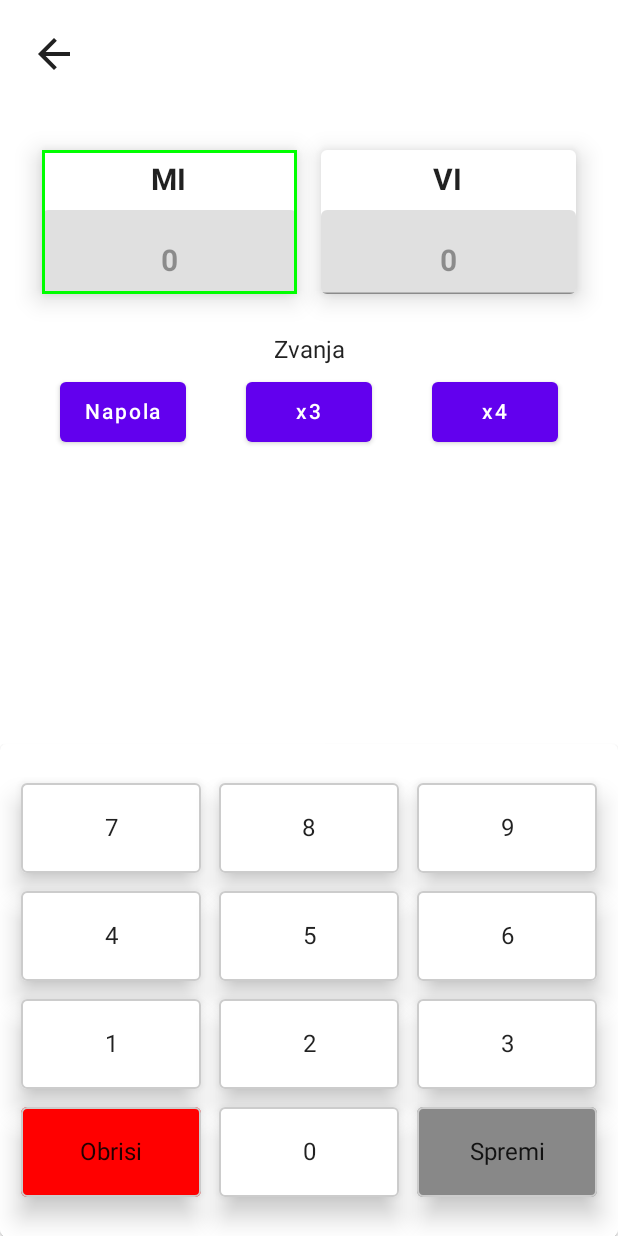
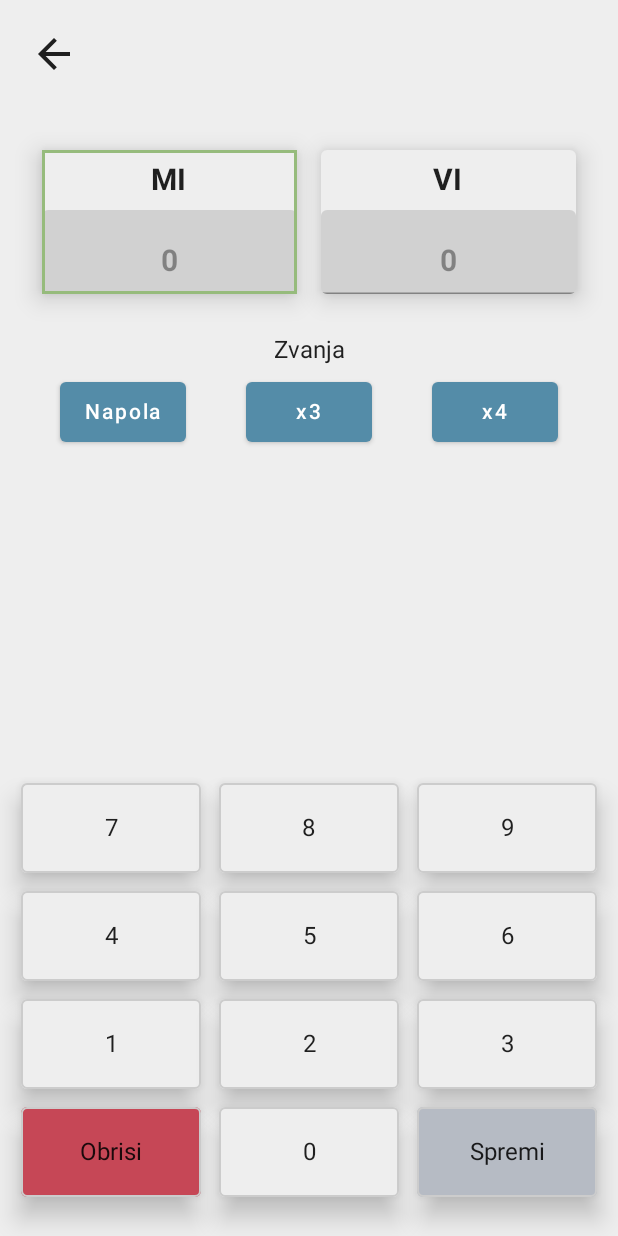
Before and after one commit to Premelc/treseta-blok, an Android app built with Jetpack Compose: the screen it shows after launch (MainActivity), after a tap on "Dodaj novu partiju", on a phone screen of 412 x 824 dp. Run offline under Robolectric (Android 15) with nearby library versions, the light colour scheme and no system bars; our stand-ins replace Room's generated code; libraries missing offline, so code that uses them is left out: com.chuckerteam.chucker, com.jakewharton.retrofit2; 4 statements that could not run were skipped.

Commit message:
Add dark and light theme colors

```diff
--- a/app/src/main/java/com/premelc/templateproject/domain/gameCalculator/GameCalculatorContent.kt
+++ b/app/src/main/java/com/premelc/templateproject/domain/gameCalculator/GameCalculatorContent.kt
@@ -47,6 +47,7 @@ import com.premelc.templateproject.domain.gameCalculator.GameCalculatorInteracti
 import com.premelc.templateproject.domain.gameCalculator.GameCalculatorInteraction.TapOnSaveButton
 import com.premelc.templateproject.domain.gameCalculator.GameCalculatorInteraction.TapOnCallButton
 import com.premelc.templateproject.domain.gameCalculator.GameCalculatorInteraction.TapOnTeamCard
+import com.premelc.templateproject.ui.theme.ColorPalette
 import com.premelc.templateproject.uiComponents.CallsList
 import com.premelc.templateproject.uiComponents.animatePlacement
 import org.koin.androidx.compose.koinViewModel
@@ -170,7 +171,7 @@ private fun RowScope.TeamPointCard(
     Box(
         modifier = Modifier
             .padding(8.dp)
-            .border(2.dp, if (isSelected) Color.Green else Color.Transparent)
+            .border(2.dp, if (isSelected) ColorPalette.mossGreen else Color.Transparent)
             .weight(1f),
         contentAlignment = Alignment.Center,
     ) {
@@ -221,9 +222,6 @@ private fun BuiltInNumPad(
     isSaveButtonEnabled: Boolean,
     onInteraction: (GameCalculatorInteraction) -> Unit,
 ) {
-    Card(
-        modifier = Modifier.wrapContentSize()
-    ) {
     Column(
         Modifier
             .fillMaxWidth()
@@ -265,16 +263,16 @@ private fun BuiltInNumPad(
         Row {
             NumberField(
                 text = "Obrisi",
-                    backgroundColor = Color.Red,
+                backgroundColor = ColorPalette.richRed,
                 onClick = { onInteraction(TapOnDeleteButton) })
             NumberField(
                 text = "0",
                 onClick = { onInteraction(TapOnNumberButton(0)) })
             NumberField(
                 text = "Spremi",
-                    backgroundColor = if (isSaveButtonEnabled) Color.Green else Color.Gray,
-                    onClick = { if (isSaveButtonEnabled) onInteraction(TapOnSaveButton) })
-            }
+                backgroundColor = if (isSaveButtonEnabled) ColorPalette.coolGreen else ColorPalette.neutralGray,
+                isEnabled = isSaveButtonEnabled,
+                onClick = { onInteraction(TapOnSaveButton) })
         }
     }
 }
@@ -282,7 +280,8 @@ private fun BuiltInNumPad(
 @Composable
 private fun RowScope.NumberField(
     text: String,
-    backgroundColor: Color = MaterialTheme.colors.surface,
+    backgroundColor: Color = MaterialTheme.colors.background,
+    isEnabled: Boolean = true,
     onClick: () -> Unit = {}
 ) {
     Card(
@@ -292,14 +291,14 @@ private fun RowScope.NumberField(
             .weight(1f)
             .padding(6.dp)
             .heightIn(60.dp)
-            .clickable { onClick() },
+            .clickable(enabled = isEnabled) { onClick() },
         backgroundColor = backgroundColor,
     ) {
         Column(
             verticalArrangement = Arrangement.Center,
             horizontalAlignment = Alignment.CenterHorizontally
         ) {
-            Text(text = text)
+            Text(text)
         }
     }
 }
--- a/app/src/main/java/com/premelc/templateproject/domain/tresetaGame/TresetaGameContent.kt
+++ b/app/src/main/java/com/premelc/templateproject/domain/tresetaGame/TresetaGameContent.kt
@@ -74,7 +74,7 @@ internal fun TresetaGameContent(
                 modifier = Modifier
                     .padding(horizontal = 4.dp, vertical = 8.dp)
                     .fillMaxWidth(),
-                color = MaterialTheme.colors.onSurface
+                color = MaterialTheme.colors.onBackground
             )
             Row(
                 modifier = Modifier.fillMaxWidth(),
@@ -95,7 +95,7 @@ internal fun TresetaGameContent(
                 modifier = Modifier
                     .padding(horizontal = 4.dp, vertical = 8.dp)
                     .fillMaxWidth(),
-                color = MaterialTheme.colors.onSurface
+                color = MaterialTheme.colors.onBackground
             )
             Button(
                 modifier = Modifier
@@ -149,7 +149,7 @@ internal fun ColumnScope.PointListColumn(
                 modifier = Modifier
                     .padding(horizontal = 4.dp, vertical = 8.dp)
                     .fillMaxWidth(),
-                color = MaterialTheme.colors.onSurface
+                color = MaterialTheme.colors.onBackground
             )
         }
         if (viewState.rounds.isEmpty()) {
@@ -158,7 +158,7 @@ internal fun ColumnScope.PointListColumn(
                 textAlign = TextAlign.Center,
                 text = "Nije odigrana nijedna partija, pritisnite gumb za dodavanje partije",
                 style = Typography.body1,
-                color = MaterialTheme.colors.onSurface.copy(alpha = 0.7f)
+                color = MaterialTheme.colors.onBackground.copy(alpha = 0.7f)
             )
         } else {
             Box(Modifier.weight(1f)) {
--- a/app/src/main/java/com/premelc/templateproject/ui/theme/Color.kt
+++ /dev/null
@@ -1,8 +0,0 @@
-package com.premelc.templateproject.ui.theme
-
-import androidx.compose.ui.graphics.Color
-
-val Purple200 = Color(0xFFBB86FC)
-val Purple500 = Color(0xFF6200EE)
-val Purple700 = Color(0xFF3700B3)
-val Teal200 = Color(0xFF03DAC5)
--- /dev/null
+++ b/app/src/main/java/com/premelc/templateproject/ui/theme/ColorPalette.kt
@@ -0,0 +1,27 @@
+package com.premelc.templateproject.ui.theme
+
+import androidx.compose.ui.graphics.Color
+
+object ColorPalette {
+    val deepBlue = Color(0xFF334257)
+    val slateBlue = Color(0xFF476072)
+    val steelBlue = Color(0xFF548CA8)
+    val lightGray = Color(0xFFEEEEEE)
+    val midnightBlue = Color(0xFF27374D)
+    val dustyBlue = Color(0xFF526D82)
+    val paleBlue = Color(0xFF9DB2BF)
+    val softBlue = Color(0xFFDDE6ED)
+    val coolGreen = Color(0xFFA6CF98)
+    val warmRed = Color(0xFFFA7070)
+    val vibrantOrange = Color(0xFFDF2E38)
+    val sunflowerYellow = Color(0xFFF9975D)
+    val goldenYellow = Color(0xFFFBD148)
+    val freshGreen = Color(0xFFB2EA70)
+    val coralPink = Color(0xFFC85C5C)
+    val richRed = Color(0xFFC64756)
+    val mossGreen = Color(0xFF96BB7C)
+    val sunnyYellow = Color(0xFFFAD586)
+    val totalWhite = Color(0xFFFFFFFF)
+    val totalBlack = Color(0xFF000000)
+    val neutralGray = Color(0xFFB6BBC4)
+}
--- /dev/null
+++ b/app/src/main/java/com/premelc/templateproject/ui/theme/Colors.kt
@@ -0,0 +1,29 @@
+package com.premelc.templateproject.ui.theme
+
+import androidx.compose.material.lightColors
+
+val lightColors = with(ColorPalette) {
+    lightColors(
+        primary = steelBlue,
+        secondary = totalBlack,
+        background = lightGray,
+        surface = lightGray,
+        onPrimary = totalWhite,
+        onSecondary = totalWhite,
+        onBackground = totalBlack,
+        onSurface = totalBlack,
+    )
+}
+
+val darkColors = with(ColorPalette) {
+    lightColors(
+        primary = slateBlue,
+        secondary = totalWhite,
+        background = midnightBlue,
+        surface = slateBlue,
+        onPrimary = totalWhite,
+        onSecondary = totalWhite,
+        onBackground = totalWhite,
+        onSurface = totalWhite,
+    )
+}
--- a/app/src/main/java/com/premelc/templateproject/ui/theme/Theme.kt
+++ b/app/src/main/java/com/premelc/templateproject/ui/theme/Theme.kt
@@ -2,37 +2,14 @@ package com.premelc.templateproject.ui.theme
 
 import androidx.compose.foundation.isSystemInDarkTheme
 import androidx.compose.material.MaterialTheme
-import androidx.compose.material.darkColors
-import androidx.compose.material.lightColors
 import androidx.compose.runtime.Composable
-
-private val DarkColorPalette = darkColors(
-    primary = Purple200,
-    primaryVariant = Purple700,
-    secondary = Teal200
-)
-
-private val LightColorPalette = lightColors(
-    primary = Purple500,
-    primaryVariant = Purple700,
-    secondary = Teal200
-
-    /* Other default colors to override
-    background = Color.White,
-    surface = Color.White,
-    onPrimary = Color.White,
-    onSecondary = Color.Black,
-    onBackground = Color.Black,
-    onSurface = Color.Black,
-    */
-)
 
 @Composable
 fun TresetaBlokTheme(darkTheme: Boolean = isSystemInDarkTheme(), content: @Composable () -> Unit) {
     val colors = if (darkTheme) {
-        DarkColorPalette
+        darkColors
     } else {
-        LightColorPalette
+        lightColors
     }
 
   return MaterialTheme(
--- a/app/src/main/java/com/premelc/templateproject/uiComponents/Accordion.kt
+++ b/app/src/main/java/com/premelc/templateproject/uiComponents/Accordion.kt
@@ -18,6 +18,7 @@ import androidx.compose.foundation.shape.CircleShape
 import androidx.compose.foundation.shape.RoundedCornerShape
 import androidx.compose.material.Card
 import androidx.compose.material.Icon
+import androidx.compose.material.MaterialTheme
 import androidx.compose.material.Surface
 import androidx.compose.material.Text
 import androidx.compose.material.icons.Icons
@@ -99,12 +100,12 @@ private fun AccordionHeader(
             verticalAlignment = Alignment.CenterVertically
         ) {
             Text(title, Modifier.weight(1f))
-            Surface(shape = CircleShape, color = Color.LightGray) {
+            Surface(shape = CircleShape, color = MaterialTheme.colors.surface) {
                 Icon(
                     Icons.Outlined.ArrowDropDown,
                     contentDescription = "arrow-down",
                     modifier = Modifier.rotate(rotation.value),
-                    tint = Color.Blue
+                    tint = MaterialTheme.colors.primary
                 )
             }
         }
--- a/app/src/main/java/com/premelc/templateproject/uiComponents/TresetaToolbarScaffold.kt
+++ b/app/src/main/java/com/premelc/templateproject/uiComponents/TresetaToolbarScaffold.kt
@@ -6,6 +6,7 @@ import androidx.compose.foundation.layout.Column
 import androidx.compose.foundation.layout.Row
 import androidx.compose.foundation.layout.RowScope
 import androidx.compose.foundation.layout.WindowInsets
+import androidx.compose.foundation.layout.fillMaxSize
 import androidx.compose.foundation.layout.fillMaxWidth
 import androidx.compose.foundation.layout.navigationBars
 import androidx.compose.foundation.layout.padding
@@ -48,7 +49,11 @@ internal fun TresetaToolbarScaffold(
             }
         },
     ) {
-        Column(modifier = Modifier.padding(it)) {
+        Column(
+            modifier = Modifier
+                .padding(it)
+                .fillMaxSize()
+        ) {
             content()
         }
     }
```
Also changed, not shown: app/src/main/java/com/premelc/templateproject/domain/gameHistory/GameHistoryContent.kt (+35 -0 lines), app/src/main/java/com/premelc/templateproject/domain/mainMenu/MainMenuContent.kt (+5 -4 lines). Lines whose indentation alone changed are shown as unchanged.
